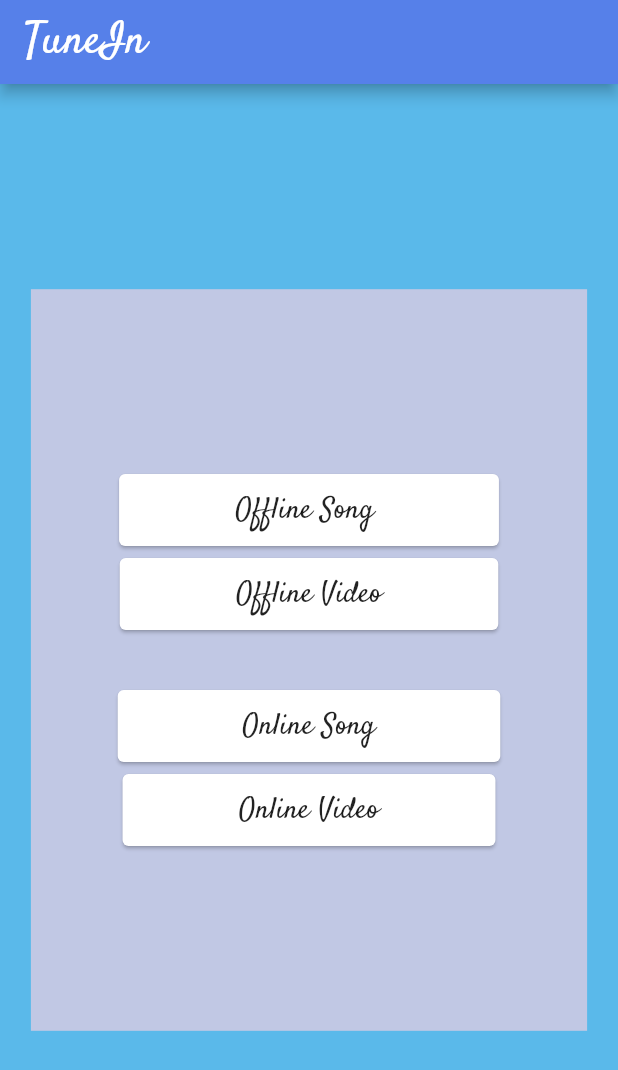
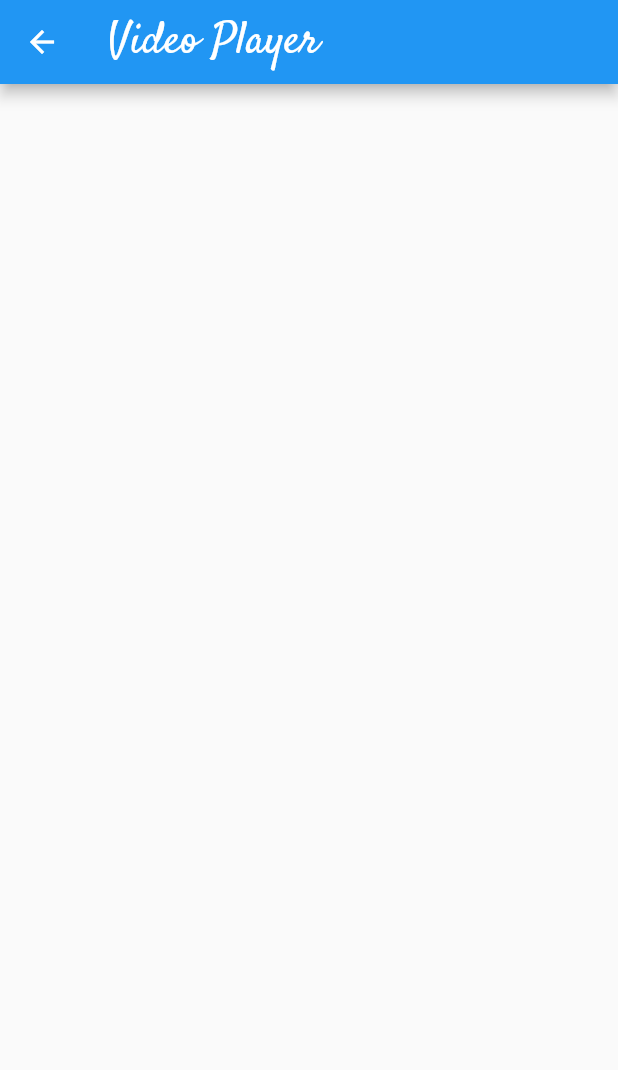
Before and after one commit to cptn3m0grv/Flutter-MultiMedia-App, a Flutter app: the screen it shows after launch, after a tap on "Offline Video", on a phone screen of 412 x 824 dp. Shown: the top 1070 px of the screen. Run offline on Flutter 3.47's test engine with Material 2 defaults, Android fonts, the phone set to English and light mode, and no system bars; our stand-ins replace audioplayers, video_player.

Commit message:
Video assets added

```diff
--- a/lib/main.dart
+++ b/lib/main.dart
@@ -1,6 +1,7 @@
 import 'package:flutter/material.dart';
 import 'package:audioplayers/audioplayers.dart';
 import 'package:audioplayers/audio_cache.dart';
+import 'package:video_player/video_player.dart';
 
 
 AudioPlayer player = new AudioPlayer();
@@ -15,6 +16,7 @@ class MyApp extends StatelessWidget{
         '/' : (context) => HomePage(),
         '/offlineSong' : (context) => OfflineSong(),
         '/onlineSong' : (context) => OnlineSong(),
+        '/offlineVideo' : (context) => OfflineVideo(),
       },
       debugShowCheckedModeBanner: false,
     );
@@ -65,7 +67,7 @@ class HomePage extends StatelessWidget{
                   Card(
                     child: FlatButton(
                       onPressed: () {
-                        print("Second button");
+                        Navigator.pushNamed(context, '/offlineVideo');
                       },
                       child: Text(
                         "           Offline Video           ",
@@ -213,15 +215,20 @@ class OfflineSong extends StatelessWidget{
 
 class OnlineSong extends StatelessWidget{
 
-  String url;
+  String url = 'https://github.com/cptn3m0grv/Flutter-MultiMedia-App/blob/master/assets/audios/song.mp3?raw=true';
   var stopped = 1;
   var playing = 0;
 
-  playButton() async{
+  playButton(url) async{
     if(playing == 0 || stopped == 1){
-      player.play(url);
-      playing = 1;
-      stopped = 0;
+      int result = await player.play(url);
+      if(result == 1){
+        playing = 1;
+        stopped = 0;
+      }
+      else{
+        print('Check URL');
+      }
     }
   }
 
@@ -285,7 +292,7 @@ class OnlineSong extends StatelessWidget{
                     IconButton(
                       icon: Icon(Icons.stop),
                       onPressed: () {
-                        // stopButton();
+                        stopButton();
                       },
                     ),
                     // Text("      "),
@@ -293,14 +300,14 @@ class OnlineSong extends StatelessWidget{
                       iconSize: 40,
                       icon: Icon(Icons.play_arrow),
                       onPressed: () {
-                        // playButton();
+                        playButton(url);
                       },
                     ),
                     // Text("     "),
                     IconButton(
                       icon: Icon(Icons.pause),
                       onPressed: () {
-                        // pauseButton();
+                        pauseButton();
                       },
                     ),
                   ],
@@ -313,3 +320,49 @@ class OnlineSong extends StatelessWidget{
     );
   }
 }
+
+class OfflineVideo extends StatefulWidget{
+  OfflineVideo() : super();
+  final String title = "Video Player";
+
+  @override
+  _OfflineVideo createState() => _OfflineVideo();
+}
+
+class _OfflineVideo extends State<OfflineVideo>{
+  VideoPlayerController _controller;
+  Future<void> _initializeVideoPlayerFuture;
+
+  @override
+  void initState(){
+    super.initState();
+    _controller = VideoPlayerController.asset(
+      "assets/videos/flyingKick.mp4",
+    );
+    _initializeVideoPlayerFuture = _controller.initialize();
+    _controller.setLooping(true);
+    super.initState();
+  }
+
+  @override
+  void dispose(){
+    _controller.dispose();
+    super.dispose();
+  }
+
+  @override
+  Widget build(BuildContext context){
+    return Scaffold(
+      appBar: AppBar(
+        title: Text(
+          "Video Player",
+          style: TextStyle(
+            fontFamily: 'Satisfy',
+            fontSize: 30,
+          ),
+        ),
+      ),
+    );
+  }
+
+}
--- a/pubspec.yaml
+++ b/pubspec.yaml
@@ -51,6 +51,7 @@ flutter:
   assets:
     - assets/audios/song.mp3
     - assets/images/offline_song_image.jpg
+    - assets/videos/flyingKick.mp4
 
   # An image asset can refer to one or more resolution-specific "variants", see
   # https://flutter.dev/assets-and-images/#resolution-aware.
```
Also changed, not shown: 1 other file.
